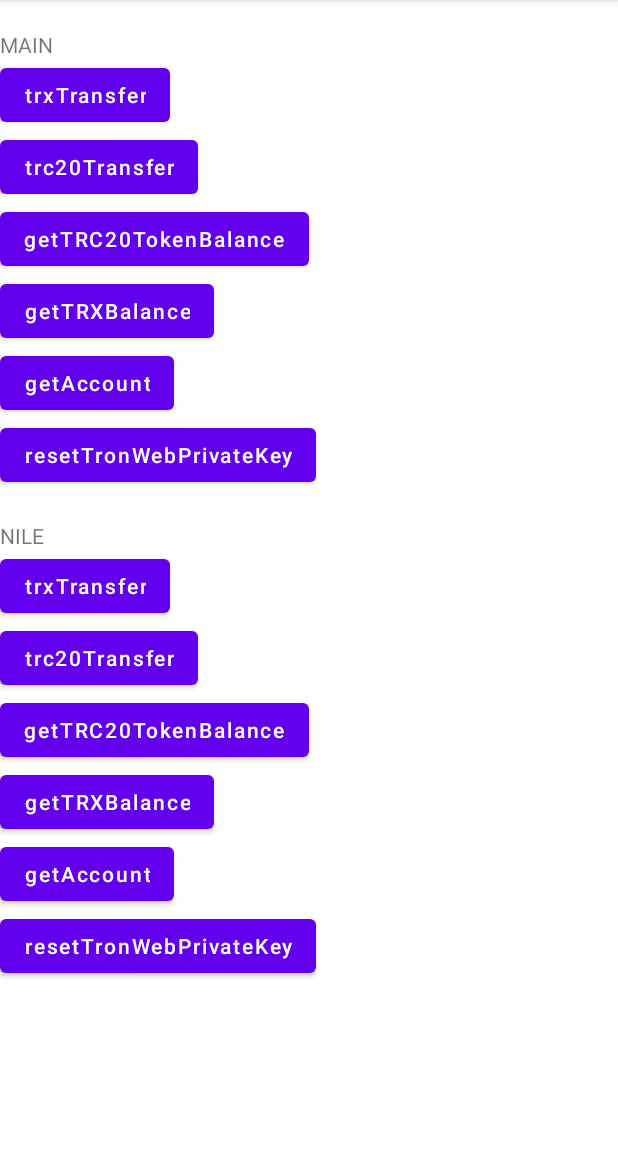
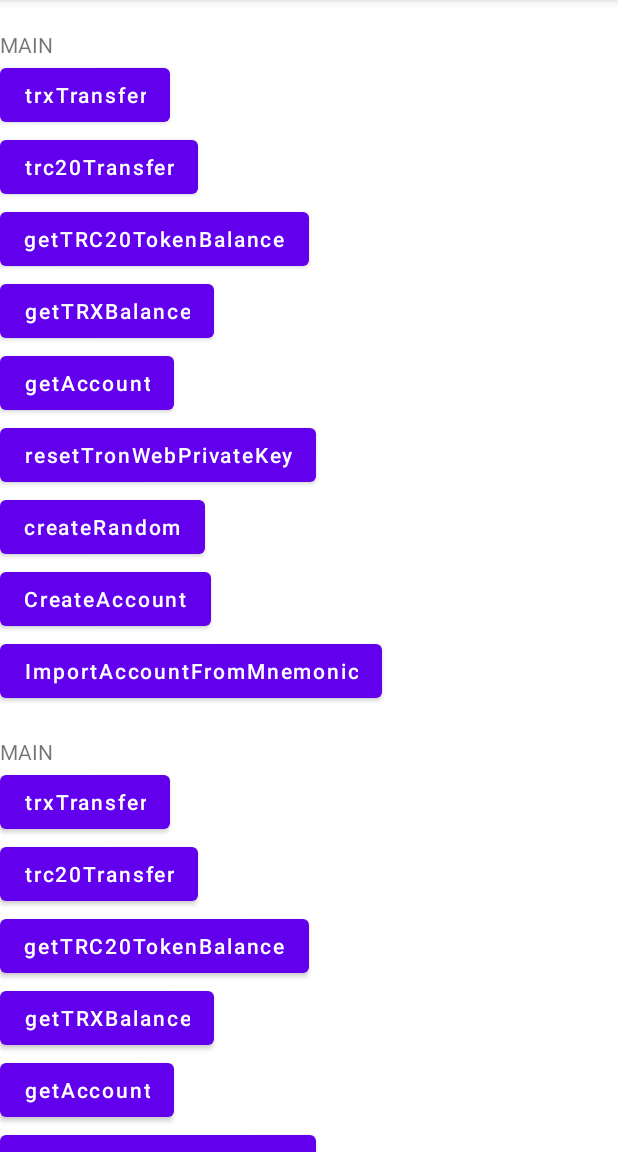
Before and after one commit to james19870606/TronWallet, an Android app: the screen it shows after launch (MainActivity), on a phone screen of 412 x 824 dp, the part 84-1236 px from its top. Run offline under Robolectric (Android 15) with nearby library versions, the phone set to English and light mode, and no system bars.

Commit message:
finished create random

```diff
--- /dev/null
+++ b/app/src/main/java/com/james/tronwallet/CreateAccountActivity.kt
@@ -0,0 +1,6 @@
+package com.james.tronwallet
+
+import androidx.appcompat.app.AppCompatActivity
+
+class CreateAccountActivity: AppCompatActivity()  {
+}
--- /dev/null
+++ b/app/src/main/java/com/james/tronwallet/ImportAccountFromMnemonicActivity.kt
@@ -0,0 +1,6 @@
+package com.james.tronwallet
+
+import androidx.appcompat.app.AppCompatActivity
+
+class ImportAccountFromMnemonicActivity: AppCompatActivity() {
+}
--- a/app/src/main/java/com/james/tronwallet/MainActivity.kt
+++ b/app/src/main/java/com/james/tronwallet/MainActivity.kt
@@ -19,8 +19,19 @@ class MainActivity : AppCompatActivity() {
 
     private fun initData(): ArrayList<TestData> {
         val listData = ArrayList<TestData>()
-        listData.add(TestData("MAIN","trxTransfer","trc20Transfer","getTRC20TokenBalance","getTRXBalance","getAccount","resetTronWebPrivateKey"))
-        listData.add(TestData("NILE","trxTransfer","trc20Transfer","getTRC20TokenBalance","getTRXBalance","getAccount","resetTronWebPrivateKey"))
+        val testData = TestData(
+            "MAIN",
+            "trxTransfer",
+            "trc20Transfer",
+            "getTRC20TokenBalance",
+            "getTRXBalance",
+            "getAccount",
+            "resetTronWebPrivateKey",
+            "createRandom",
+            "CreateAccount",
+            "ImportAccountFromMnemonic")
+        listData.add(testData)
+        listData.add(testData)
         return listData
     }
     private fun setSimpleAdapter(listData: ArrayList<TestData>){
@@ -28,6 +39,15 @@ class MainActivity : AppCompatActivity() {
         testAdapter.lambda = { position: Int ,action: String ->
             var intent: Intent?  = null
             intent = when (action) {
+                "createRandom" -> {
+                    Intent(this@MainActivity, CreateRandomActivity::class.java)
+                }
+                "CreateAccount" -> {
+                    Intent(this@MainActivity, CreateAccountActivity::class.java)
+                }
+                "ImportAccountFromMnemonic" -> {
+                    Intent(this@MainActivity, ImportAccountFromMnemonicActivity::class.java)
+                }
                 "trxTransfer","trc20Transfer" -> {
                     Intent(this@MainActivity, TransferActivity::class.java)
                 }
--- a/app/src/main/java/com/james/tronwallet/TestAdapter.kt
+++ b/app/src/main/java/com/james/tronwallet/TestAdapter.kt
@@ -26,6 +26,9 @@ class TestAdapter(arrayData: ArrayList<TestData>) : RecyclerView.Adapter<Recycle
             holder.btnTest3?.text = listData[position].btnTest3
             holder.btnTest4?.text = listData[position].btnTest4
             holder.btnTest5?.text = listData[position].btnTest5
+            holder.btnTest6?.text = listData[position].btnTest6
+            holder.btnTest7?.text = listData[position].btnTest7
+            holder.btnTest8?.text = listData[position].btnTest8
             holder.btnTest?.setOnClickListener{
                 this.lambda(position,listData[position].btnTest)
             }
@@ -44,6 +47,15 @@ class TestAdapter(arrayData: ArrayList<TestData>) : RecyclerView.Adapter<Recycle
             holder.btnTest5?.setOnClickListener{
                 this.lambda(position,listData[position].btnTest5)
             }
+            holder.btnTest6?.setOnClickListener{
+                this.lambda(position,listData[position].btnTest6)
+            }
+            holder.btnTest7?.setOnClickListener{
+                this.lambda(position,listData[position].btnTest7)
+            }
+            holder.btnTest8?.setOnClickListener{
+                this.lambda(position,listData[position].btnTest8)
+            }
         }
     }
 
--- a/app/src/main/java/com/james/tronwallet/TestData.kt
+++ b/app/src/main/java/com/james/tronwallet/TestData.kt
@@ -6,7 +6,10 @@ class TestData(_testMessage: String,
                _btnTest2: String,
                _btnTest3: String,
                _btnTest4: String,
-               _btnTest5: String) {
+               _btnTest5: String,
+               _btnTest6: String,
+               _btnTest7: String,
+               _btnTest8: String) {
     var testMessage: String = _testMessage
     var btnTest: String = _btnTest
     var btnTest1: String = _btnTest1
@@ -14,5 +17,8 @@ class TestData(_testMessage: String,
     var btnTest3: String = _btnTest3
     var btnTest4: String = _btnTest4
     var btnTest5: String = _btnTest5
+    var btnTest6: String = _btnTest6
+    var btnTest7: String = _btnTest7
+    var btnTest8: String = _btnTest8
 
 }
--- a/app/src/main/java/com/james/tronwallet/TestViewHolder1.kt
+++ b/app/src/main/java/com/james/tronwallet/TestViewHolder1.kt
@@ -13,6 +13,9 @@ class TestViewHolder1(itemView: View): RecyclerView.ViewHolder(itemView) {
     var btnTest3: Button? = null
     var btnTest4: Button? = null
     var btnTest5: Button? = null
+    var btnTest6: Button? = null
+    var btnTest7: Button? = null
+    var btnTest8: Button? = null
 
     init {
         textView = itemView.findViewById(R.id.text_item_test)
@@ -22,6 +25,9 @@ class TestViewHolder1(itemView: View): RecyclerView.ViewHolder(itemView) {
         btnTest3 = itemView.findViewById(R.id.btn_item_test3)
         btnTest4 = itemView.findViewById(R.id.btn_item_test4)
         btnTest5 = itemView.findViewById(R.id.btn_item_test5)
+        btnTest6 = itemView.findViewById(R.id.btn_item_test6)
+        btnTest7 = itemView.findViewById(R.id.btn_item_test7)
+        btnTest8 = itemView.findViewById(R.id.btn_item_test8)
 
     }
 }
--- a/app/src/main/res/layout/item_test_layout.xml
+++ b/app/src/main/res/layout/item_test_layout.xml
@@ -46,5 +46,23 @@
         android:id="@+id/btn_item_test5"
         android:layout_width="wrap_content"
         android:layout_height="wrap_content"/>
+    <Button
+        android:text="测试"
+        android:textAllCaps="false"
+        android:id="@+id/btn_item_test6"
+        android:layout_width="wrap_content"
+        android:layout_height="wrap_content"/>
+    <Button
+        android:text="测试"
+        android:textAllCaps="false"
+        android:id="@+id/btn_item_test7"
+        android:layout_width="wrap_content"
+        android:layout_height="wrap_content"/>
+    <Button
+        android:text="测试"
+        android:textAllCaps="false"
+        android:id="@+id/btn_item_test8"
+        android:layout_width="wrap_content"
+        android:layout_height="wrap_content"/>
 
 </LinearLayout>
```
Also changed, not shown: TronWallet/src/main/java/com/james/tronwallet/TronWeb.kt (+56 -0 lines), app/src/main/AndroidManifest.xml (+12 -10 lines), app/src/main/java/com/james/tronwallet/CreateRandomActivity.kt (added, +66 -0 lines), app/src/main/res/layout/create_random.xml (added, +34 -0 lines), 1 other file.
